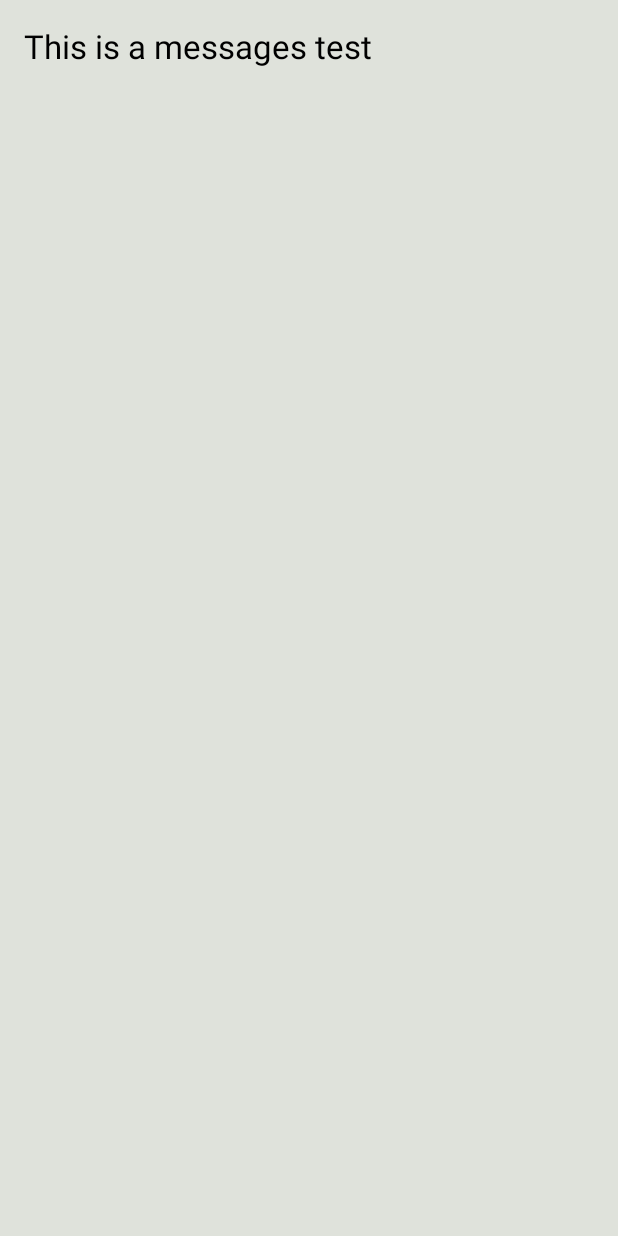
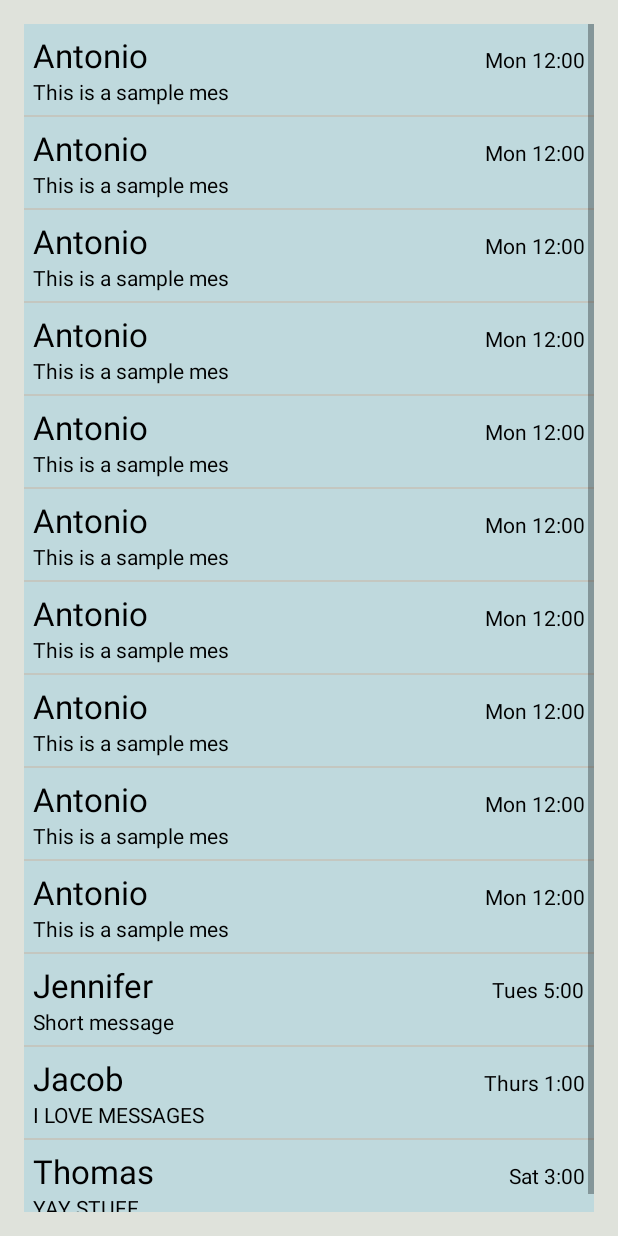
Before and after one commit to jmhwang7/Gamr, an Android app: the fragment MessagesFragment placed in its activity, on a phone screen of 412 x 824 dp. Run offline under Robolectric (Android 15) with nearby library versions, the phone set to English and light mode, and no system bars.

Commit message:
Started work on allowing a user to see the messages they have. Currently I am able to view a preview of messages in a readible way and have the infrastructure for viewing an entire conversation. I want to add a conversation screen as well as a way to send messages to others.

```diff
--- a/app/src/main/java/com/gamr/gamr/FindGamesFragments/MessagesFragment.java
+++ b/app/src/main/java/com/gamr/gamr/FindGamesFragments/MessagesFragment.java
@@ -1,12 +1,21 @@
 package com.gamr.gamr.FindGamesFragments;
 
+import android.content.Context;
+import android.os.Bundle;
 import android.support.v4.app.Fragment;
-import android.os.Bundle;
 import android.view.LayoutInflater;
 import android.view.View;
 import android.view.ViewGroup;
+import android.widget.AdapterView;
+import android.widget.ArrayAdapter;
+import android.widget.ListView;
+import android.widget.TextView;
+import android.widget.Toast;
 
 import com.gamr.gamr.R;
+import com.gamr.gamr.ServerRepresentations.Message;
+
+import java.util.List;
 
 /**
  * A fragment that shows the current user's messages
@@ -17,6 +26,10 @@ public class MessagesFragment extends Fragment {
      * fragment.
      */
     private static final String ARG_SECTION_NUMBER = "section_number";
+
+    private List<Message> mMessages;
+    private View mRootView;
+    private MessagesAdapter mAdapter;
 
     /**
      * Returns a new instance of this fragment for the given section
@@ -36,7 +49,91 @@ public class MessagesFragment extends Fragment {
     @Override
     public View onCreateView(LayoutInflater inflater, ViewGroup container,
                              Bundle savedInstanceState) {
-        View rootView = inflater.inflate(R.layout.messages_fragment, container, false);
-        return rootView;
+        mRootView = inflater.inflate(R.layout.messages_fragment, container, false);
+
+        // First we find the list view
+        final ListView messagesListView = (ListView) mRootView.findViewById(R.id.messagesListView);
+
+        // From there we will populate our list with our current messages
+        if (mMessages == null) {
+            mMessages = getCurrentMessages();
+        }
+
+        if (mAdapter == null) {
+            // We then create the adapter based on that list and attach it to the view
+            final MessagesAdapter adapter = new MessagesAdapter(mRootView.getContext(), mMessages);
+            messagesListView.setAdapter(adapter);
+        }
+
+        // We also need to attach the on click listener
+        messagesListView.setOnItemClickListener(new MessagesListener());
+
+        return mRootView;
+    }
+
+    /**
+     * Retrieves the current messages.
+     */
+    public List<Message> getCurrentMessages() {
+        // TODO We need to integrate this with the server
+        return Message.getSampleMessageArrayList();
+    }
+
+
+
+    /**
+     * A listener meant to track when a user clicks on a message in the view.
+     */
+    public class MessagesListener implements AdapterView.OnItemClickListener {
+        @Override
+        public void onItemClick(AdapterView<?> parent, View view, int position, long id) {
+            // TODO Make it so that when a message is pressed it switches to a message view activity
+            Toast.makeText(getActivity().getApplicationContext(), "ITEM CLICKED : " + position,
+                    Toast.LENGTH_LONG).show();
+
+            // Update that we have seen the message
+            mMessages.get(position).setMessageViewed();
+
+            // Redraw the entirety of the stuff
+            ((ListView) mRootView.findViewById(R.id.messagesListView)).invalidateViews();
+        }
+    }
+
+    /**
+     * An adapter that creates custom views based on messages.
+     */
+    public class MessagesAdapter extends ArrayAdapter<Message> {
+        private final Context mContext;
+
+        public MessagesAdapter(Context context, List<Message> messages) {
+            super(context, R.layout.message_adapter, messages);
+            mContext = context;
+        }
+
+        @Override
+        public View getView(int position, View convertView, ViewGroup parent) {
+            LayoutInflater inflater = (LayoutInflater) mContext
+                    .getSystemService(Context.LAYOUT_INFLATER_SERVICE);
+            View rowView = inflater.inflate(R.layout.message_adapter, parent, false);
+
+            // Once we have the row view, we can populate the various fields depending on the message
+            TextView previewText = (TextView) rowView.findViewById(R.id.messagePreviewText);
+            TextView senderText = (TextView) rowView.findViewById(R.id.messageSenderText);
+            TextView timeReceivedText = (TextView) rowView.findViewById(R.id.messageTimeText);
+
+            Message message = mMessages.get(position);
+            previewText.setText(message.getMessagePreview());
+            senderText.setText(message.getMessageSender());
+            timeReceivedText.setText(message.getTimeReceived());
+
+            // Sets the color if it hasn't been viewed yet
+            if (!message.wasMessageViewed()) {
+                rowView.setBackgroundResource(R.color.NewMessageBackground);
+            } else {
+                rowView.setBackgroundResource(R.color.TransparentColor);
+            }
+
+            return rowView;
+        }
     }
 }
--- /dev/null
+++ b/app/src/main/java/com/gamr/gamr/ServerRepresentations/Message.java
@@ -0,0 +1,76 @@
+package com.gamr.gamr.ServerRepresentations;
+
+import java.util.ArrayList;
+
+/**
+ * Used to represent a singular message from another user.
+ */
+public class Message {
+    public static final int MESSAGE_PREVIEW_LENGTH = 20;
+
+    private String mMessageContent;
+    private String mMessageSender;
+    private String mTimeReceived;
+    private String mMessagePreview;
+    private boolean mMessageViewed;
+
+    public Message(String content, String sender, String timeReceived) {
+        mMessageContent = content;
+        mMessageSender = sender;
+        mTimeReceived = timeReceived;
+        mMessagePreview = mMessageContent.length() > MESSAGE_PREVIEW_LENGTH ?
+                mMessageContent.substring(0, MESSAGE_PREVIEW_LENGTH) : mMessageContent;
+        mMessageViewed = false;
+    }
+
+    public String getMessageContent() {
+        return mMessageContent;
+    }
+
+    public String getTimeReceived() {
+        return mTimeReceived;
+    }
+
+    public String getMessageSender() {
+        return mMessageSender;
+    }
+
+    public String getMessagePreview() {
+        return mMessagePreview;
+    }
+
+    public boolean wasMessageViewed() {
+        return mMessageViewed;
+    }
+
+    public void setMessageViewed() {
+        mMessageViewed = true;
+    }
+
+    /**
+     * This is used for testing purposes. This will create a test case of messages.
+     */
+    public static ArrayList<Message> getSampleMessageArrayList() {
+        Message message1 = new Message("This is a sample message that is going to be over 20 chars just to test stuff yay!!!!", "Antonio", "Mon 12:00");
+        Message message2 = new Message("Short message", "Jennifer", "Tues 5:00");
+        Message message3 = new Message("I LOVE MESSAGES", "Jacob", "Thurs 1:00");
+        Message message4 = new Message("YAY STUFF", "Thomas", "Sat 3:00");
+
+        ArrayList<Message> list = new ArrayList<>();
+        list.add(message1);
+        list.add(message1);
+        list.add(message1);
+        list.add(message1);
+        list.add(message1);
+        list.add(message1);
+        list.add(message1);
+        list.add(message1);
+        list.add(message1);
+        list.add(message1);
+        list.add(message2);
+        list.add(message3);
+        list.add(message4);
+
+        return list;
+    }
+}
--- /dev/null
+++ b/app/src/main/res/layout/message_adapter.xml
@@ -0,0 +1,48 @@
+<RelativeLayout xmlns:android="http://schemas.android.com/apk/res/android"
+    android:layout_width="fill_parent"
+    android:layout_height="wrap_content"
+    android:padding="6dip" >
+
+
+    <LinearLayout
+        android:orientation="horizontal"
+        android:layout_width="fill_parent"
+        android:layout_height="wrap_content"
+        android:id="@+id/linearLayout"
+        android:background="#00000000" >
+
+        <TextView
+            android:layout_width="wrap_content"
+            android:layout_height="wrap_content"
+            android:text="Sender"
+            style="@style/LargeTextTheme"
+            android:id="@+id/messageSenderText"
+            android:background="#00000000" />
+
+        <Space
+            android:layout_width="fill_parent"
+            android:layout_height="fill_parent"
+            android:layout_weight="1"
+            android:background="#00000000" />
+
+        <TextView
+            android:layout_width="wrap_content"
+            android:layout_height="wrap_content"
+            android:textAppearance="?android:attr/textAppearanceSmall"
+            android:text="Time"
+            style="@style/SmallTextTheme"
+            android:id="@+id/messageTimeText"
+            android:background="#00000000" />
+    </LinearLayout>
+
+    <TextView
+        android:layout_width="wrap_content"
+        android:layout_height="wrap_content"
+        android:text="Preview"
+        style="@style/SmallTextTheme"
+        android:id="@+id/messagePreviewText"
+        android:layout_below="@+id/linearLayout"
+        android:layout_alignParentLeft="true"
+        android:layout_alignParentStart="true"
+        android:background="#00000000" />
+</RelativeLayout>
--- a/app/src/main/res/layout/messages_fragment.xml
+++ b/app/src/main/res/layout/messages_fragment.xml
@@ -8,11 +8,13 @@
     <TextView android:id="@+id/section_label" android:layout_width="wrap_content"
         android:layout_height="wrap_content" />
 
-    <TextView
+    <ListView
         android:layout_width="wrap_content"
         android:layout_height="wrap_content"
-        android:textAppearance="?android:attr/textAppearanceLarge"
-        android:text="This is a messages test"
-        android:id="@+id/textView" />
+        android:id="@+id/messagesListView"
+        android:layout_alignParentTop="true"
+        android:layout_alignParentLeft="true"
+        android:layout_alignParentStart="true"
+        style="@style/MediumTextTheme" />
 
 </RelativeLayout>
--- a/app/src/main/res/values/styles.xml
+++ b/app/src/main/res/values/styles.xml
@@ -3,6 +3,9 @@
     <color name="ActionBarColor">#DFE2DB</color>
     <color name="TextColor">#000000</color>
     <color name="TabTextColor">#000000</color>
+    <color name="NewMessageBackground">#7a9bd0dd</color>
+    <color name="DividerColor">#000000</color>
+    <color name="TransparentColor">#00000000</color>
 
     <style name="BasicTheme" parent="Theme.AppCompat.Light">
         <!-- Basic background drawing -->
@@ -32,4 +35,11 @@
     <style name="SmallTextTheme" parent="@android:style/TextAppearance.Small">
         <item name="android:textColor">@color/TextColor</item>
     </style>
+
+    <style name="MessagesListView" parent="@android:style/Widget.ListView">
+        <item name="android:minHeight">20dp</item>
+        <item name="android:layout_height">wrap_content</item>
+        <item name="android:divider">@color/DividerColor</item>
+        <item name="android:dividerHeight">5px</item>
+    </style>
 </resources>
```
